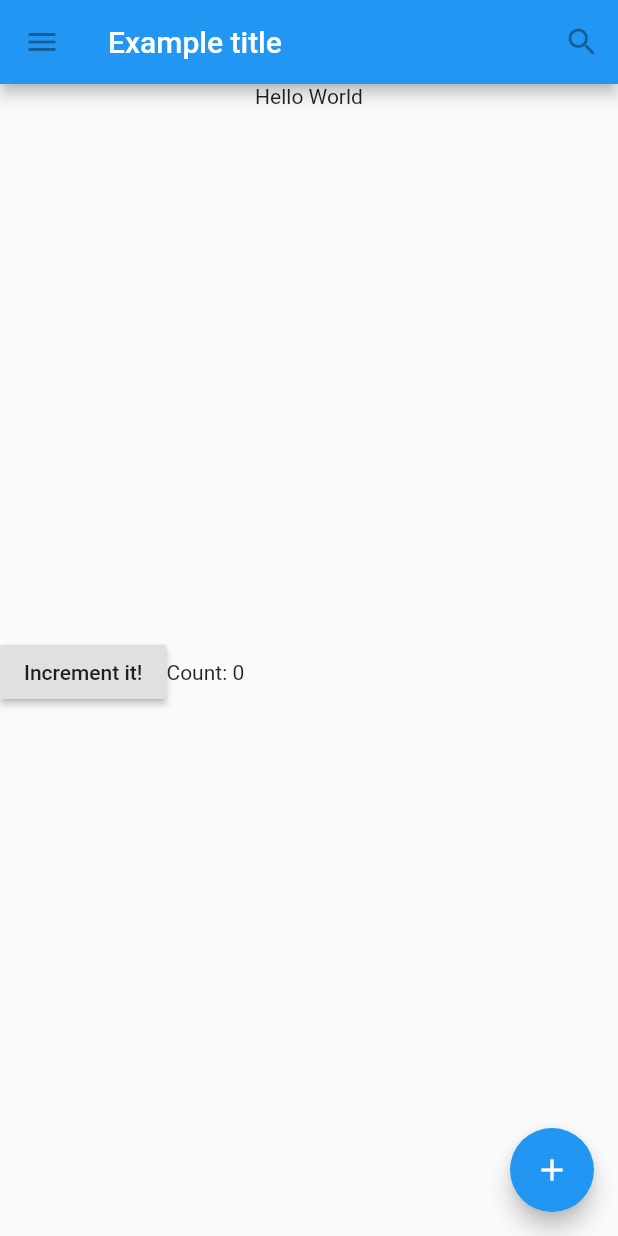
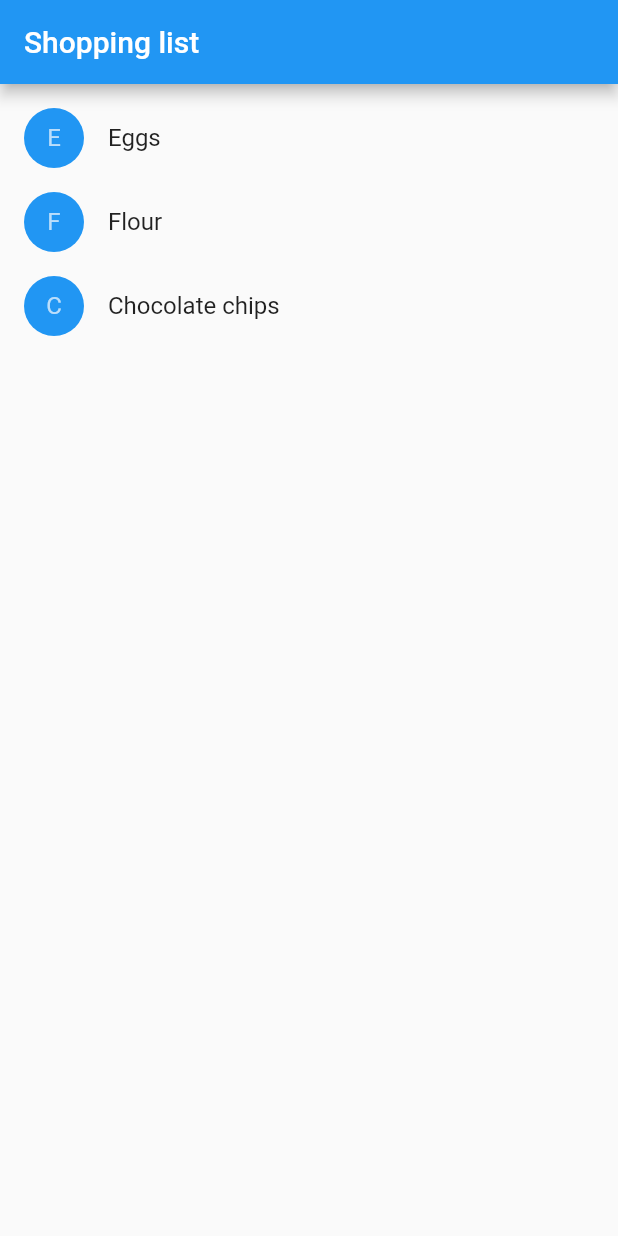
Before and after one commit to floreaadrian/Flutter-Projects, a Flutter app: the screen it shows after launch, on a phone screen of 412 x 824 dp. Run offline on Flutter 3.47's test engine with Material 2 defaults, Android fonts, the phone set to English and light mode, and no system bars.

Commit message:
done Introduction to widgets

```diff
--- a/hello_world/lib/main.dart
+++ b/hello_world/lib/main.dart
@@ -1,115 +1,92 @@
 import 'package:flutter/material.dart';
 
-void main() {
-  runApp(MaterialApp(title: 'Flutter tutorial!', home: TutorialHome()));
+class Product {
+  Product({this.name});
+  final String name;
 }
 
-class TutorialHome extends StatelessWidget {
+typedef void CartChangedCallback(Product product, bool inCart);
+
+class ShoppingListItem extends StatelessWidget {
+  ShoppingListItem({Product product, this.inCart, this.onCartChanged})
+      : product = product,
+        super(key: ObjectKey(product));
+
+  final Product product;
+  final bool inCart;
+  final CartChangedCallback onCartChanged;
+
+  Color _getColor(BuildContext context) {
+    return this.inCart ? Colors.black54 : Theme.of(context).primaryColor;
+  }
+
+  TextStyle _getTextStyle(BuildContext context) {
+    if (!this.inCart) return null;
+
+    return TextStyle(
+        color: Colors.black54, decoration: TextDecoration.lineThrough);
+  }
+
   @override
   Widget build(BuildContext context) {
-    return Scaffold(
-      appBar: AppBar(
-        leading: IconButton(
-          icon: Icon(Icons.menu),
-          tooltip: 'Navigation menu',
-          onPressed: null,
-        ),
-        title: Text('Example title'),
-        actions: <Widget>[
-          IconButton(
-            icon: Icon(Icons.search),
-            tooltip: 'Search',
-            onPressed: null,
-          )
-        ],
-      ),
-      body: Center(
-        child: Column(
-          children: <Widget>[Text('Hello World'), Expanded(child: Counter())],
-        ),
-      ),
-      floatingActionButton: FloatingActionButton(
-        tooltip: 'Add',
-        child: Icon(Icons.add),
-        onPressed: null,
-      ),
-    );
+    return ListTile(
+        onTap: () {
+          this.onCartChanged(this.product, this.inCart);
+        },
+        leading: CircleAvatar(
+            backgroundColor: _getColor(context), child: Text(product.name[0])),
+        title: Text(product.name, style: _getTextStyle(context)));
   }
 }
 
-class MyButton extends StatelessWidget {
+class ShoppingList extends StatefulWidget {
+  ShoppingList({Key key, this.products}) : super(key: key);
+
+  final List<Product> products;
+
   @override
-  Widget build(BuildContext context) {
-    return GestureDetector(
-        onTap: () {
-          print("hello");
-        },
-        child: Container(
-          height: 36.0,
-          padding: const EdgeInsets.all(8.0),
-          margin: const EdgeInsets.symmetric(horizontal: 8.0),
-          decoration: BoxDecoration(
-              borderRadius: BorderRadius.circular(5.0),
-              color: Colors.lightGreen[500]),
-          child: Center(
-            child: Text('Engage'),
-          ),
-        ));
-  }
+  _ShoppingListState createState() => _ShoppingListState();
 }
 
-class CounterDisplay extends StatelessWidget {
-  CounterDisplay({this.count});
+class _ShoppingListState extends State<ShoppingList> {
+  Set<Product> _shoppingCart = Set<Product>();
 
-  final int count;
-
-  @override
-  Widget build(BuildContext context) {
-    return Text('Count: $count');
-  }
-}
-
-class CounterIncrementor extends StatelessWidget {
-  CounterIncrementor({this.onPressed});
-
-  final VoidCallback onPressed;
-
-  @override
-  Widget build(BuildContext context) {
-    return RaisedButton(
-      onPressed: onPressed,
-      child: Text('Increment it!'),
-    );
-  }
-}
-
-class Counter extends StatefulWidget {
-  @override
-  _CounterState createState() => _CounterState();
-}
-
-class _CounterState extends State<Counter> {
-  int _counter = 0;
-
-  void _increment() {
+  void _handleCartChanged(Product product, bool inCart) {
     setState(() {
-      this._counter++;
+      if (!inCart)
+        this._shoppingCart.add(product);
+      else
+        this._shoppingCart.remove(product);
     });
   }
 
   @override
   Widget build(BuildContext context) {
-    return Row(
-      children: <Widget>[
-        // RaisedButton(onPressed: this._increment, child: Text('Increment')),
-        // Text('Count: $_counter')
-        CounterIncrementor(
-          onPressed: _increment,
+    return Scaffold(
+        appBar: AppBar(
+          title: Text('Shopping list'),
         ),
-        CounterDisplay(
-          count: _counter,
-        )
-      ],
-    );
+        body: ListView(
+            padding: EdgeInsets.symmetric(vertical: 8.0),
+            children: widget.products.map((Product product) {
+              return ShoppingListItem(
+                product: product,
+                inCart: this._shoppingCart.contains(product),
+                onCartChanged: this._handleCartChanged,
+              );
+            }).toList()));
   }
 }
+
+void main() {
+  runApp(MaterialApp(
+    title: 'Shopping App',
+    home: ShoppingList(
+      products: <Product>[
+        Product(name: 'Eggs'),
+        Product(name: 'Flour'),
+        Product(name: 'Chocolate chips'),
+      ],
+    ),
+  ));
+}
```
